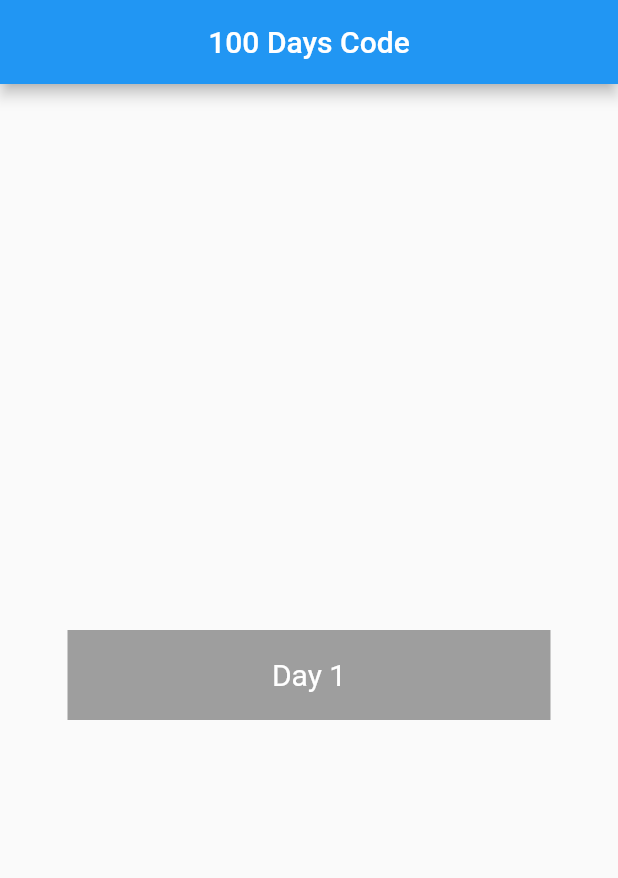
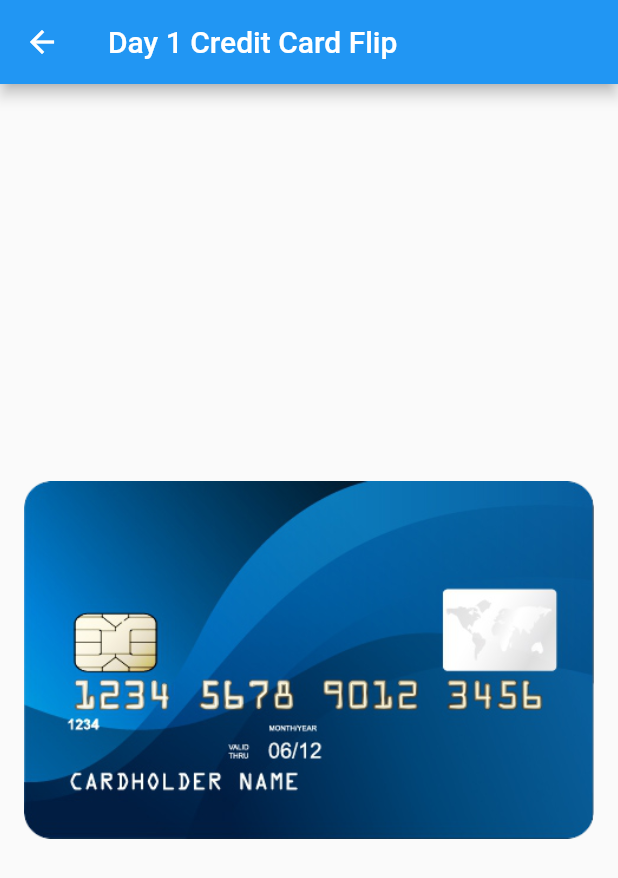
Before and after one commit to sharopcha/flutter-100-days-of-code, a Flutter app: the screen it shows after launch, after a tap on "Day 1", on a phone screen of 412 x 824 dp. Shown: the top 878 px of the screen. Run offline on Flutter 3.47's test engine with Material 2 defaults, Android fonts, the phone set to English and light mode, and no system bars; our stand-ins replace get.

Commit message:
Day 1 Flipping Bank Cards
Flipping card animation. It shows backside of card when user drags

```diff
--- /dev/null
+++ b/lib/components/moving_card.dart
@@ -0,0 +1,87 @@
+import 'dart:math';
+
+import 'package:flutter/material.dart';
+
+class MovingCard extends StatefulWidget {
+  const MovingCard({Key? key, required this.frontUrl, required this.backUrl})
+      : super(key: key);
+
+  final String frontUrl;
+  final String backUrl;
+
+  @override
+  _MovingCardState createState() => _MovingCardState();
+}
+
+class _MovingCardState extends State<MovingCard>
+    with SingleTickerProviderStateMixin {
+  bool isFront = true;
+  double verticalDrag = 0;
+
+  late AnimationController controller;
+  late Animation<double> animation;
+
+  @override
+  void initState() {
+    super.initState();
+
+    controller = AnimationController(
+        vsync: this, duration: const Duration(milliseconds: 500));
+  }
+
+  @override
+  Widget build(BuildContext context) {
+    return GestureDetector(
+      onVerticalDragStart: (details) {
+        controller.reset();
+
+        setState(() {
+          isFront = true;
+          verticalDrag = 0;
+        });
+      },
+      onVerticalDragUpdate: (details) {
+        setState(() {
+          verticalDrag += details.delta.dy;
+          verticalDrag %= 360;
+        });
+
+        setImageSide();
+      },
+      onVerticalDragEnd: (details) {
+        final double end = 360 - verticalDrag >= 180 ? 0 : 360;
+
+        animation =
+            Tween<double>(begin: verticalDrag, end: end).animate(controller)
+              ..addListener(() {
+                setState(() {
+                  verticalDrag = animation.value;
+                  setImageSide();
+                });
+              });
+        controller.forward();
+      },
+      child: Transform(
+        transform: Matrix4.identity()
+          ..setEntry(3, 2, 0.001)
+          ..rotateX(verticalDrag / 180 * pi),
+        alignment: Alignment.center,
+        child: isFront
+            ? Image.asset(widget.frontUrl)
+            : Transform(
+                alignment: Alignment.center,
+                transform: Matrix4.identity()..rotateX(pi),
+                child: Image.asset(widget.backUrl),
+              ),
+      ),
+    );
+  }
+
+  void setImageSide() {
+    if (verticalDrag <= 90 || verticalDrag >= 270) {
+      isFront = true;
+    } else {
+      isFront = false;
+    }
+  }
+}
--- a/lib/dashboard.dart
+++ b/lib/dashboard.dart
@@ -1,4 +1,6 @@
 import 'package:flutter/material.dart';
+import 'package:flutter_100_days/pages/day_1_card_flip.dart';
+import 'package:get/get.dart';
 import 'components/custom_button.dart';
 
 class Dashboard extends StatelessWidget {
@@ -17,7 +19,9 @@ class Dashboard extends StatelessWidget {
         child: Column(
           children: [
             GestureDetector(
-              onTap: () {},
+              onTap: () {
+                Get.to(() => CardFlip());
+              },
               child: CustomButton(
                 width: _width,
                 text: 'Day 1',
--- /dev/null
+++ b/lib/pages/day_1_card_flip.dart
@@ -0,0 +1,24 @@
+import 'package:flutter/material.dart';
+import 'package:flutter_100_days/components/moving_card.dart';
+
+class CardFlip extends StatelessWidget {
+  const CardFlip({Key? key}) : super(key: key);
+
+  @override
+  Widget build(BuildContext context) {
+    return Scaffold(
+      appBar: AppBar(
+        title: const Text('Day 1 Credit Card Flip'),
+      ),
+      body: Container(
+        padding: EdgeInsets.all(16),
+        child: Center(
+          child: MovingCard(
+            frontUrl: 'assets/bank_cards/1_front.png',
+            backUrl: 'assets/bank_cards/1_back.png',
+          ),
+        ),
+      ),
+    );
+  }
+}
--- a/pubspec.yaml
+++ b/pubspec.yaml
@@ -57,9 +57,8 @@ flutter:
   uses-material-design: true
 
   # To add assets to your application, add an assets section, like this:
-  # assets:
-  #   - images/a_dot_burr.jpeg
-  #   - images/a_dot_ham.jpeg
+  assets:
+    - assets/bank_cards/
 
   # An image asset can refer to one or more resolution-specific "variants", see
   # https://flutter.dev/assets-and-images/#resolution-aware.
```
Also changed, not shown: assets/bank_cards/1_back.png (added), assets/bank_cards/1_front.png (added), assets/bank_cards/2_back.png (added), assets/bank_cards/2_front.png (added), assets/bank_cards/3_back.png (added), assets/bank_cards/3_front.png (added).
